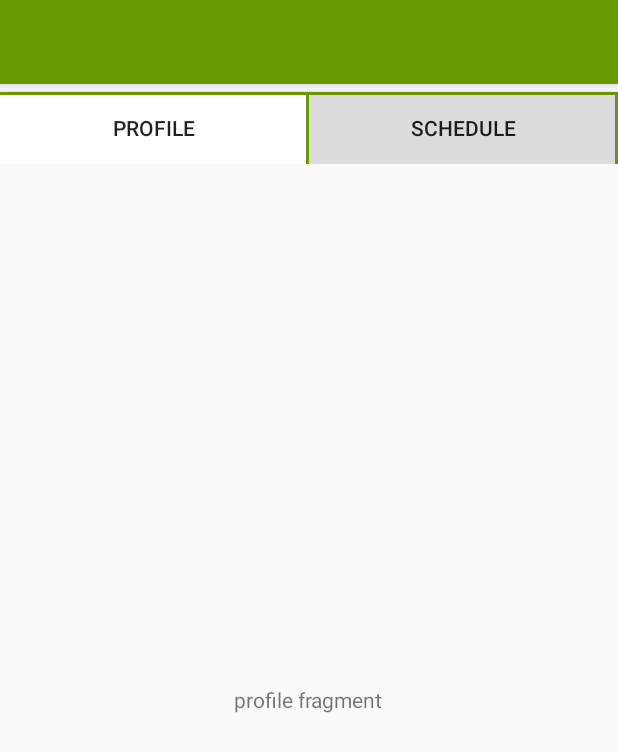
After one commit to KOHITech/CampusApp.AndroidApp, an Android app: the HomePage2 screen opened directly, with no data from a screen before it, on a phone screen of 412 x 824 dp. The commit adds this screen. Shown: the top 752 px of the screen. Run offline under Robolectric (Android 15) with nearby library versions, the phone set to English and light mode, and no system bars.

Commit message:
fragments working !

```diff
--- a/MyApplication10/app/src/main/AndroidManifest.xml
+++ b/MyApplication10/app/src/main/AndroidManifest.xml
@@ -15,7 +15,8 @@
                 <category android:name="android.intent.category.LAUNCHER" />
             </intent-filter>
         </activity>
-        <activity android:name=".HomePage"></activity>
+        <activity android:name=".HomePage" />
+        <activity android:name=".HomePage2"></activity>
     </application>
 
 </manifest>
--- /dev/null
+++ b/MyApplication10/app/src/main/java/com/example/ghita/myapplication10/HomePage2.java
@@ -0,0 +1,88 @@
+package com.example.ghita.myapplication10;
+
+import android.app.FragmentManager;
+import android.app.FragmentTransaction;
+import android.app.Fragment;
+import android.support.v7.app.AppCompatActivity;
+import android.os.Bundle;
+import android.view.Menu;
+import android.view.MenuItem;
+import android.view.View;
+import android.widget.Button;
+
+public class HomePage2 extends AppCompatActivity {
+
+    boolean status = false;
+    Button btn1,btn2;
+
+    protected void onCreate(Bundle savedInstanceState) {
+        super.onCreate(savedInstanceState);
+        setContentView(R.layout.containers2);
+        btn1 = (Button)findViewById(R.id.profil);
+        btn2 = (Button)findViewById(R.id.schedul);
+        FragmentManager fm = getFragmentManager();
+        FragmentTransaction ft = fm.beginTransaction();
+        if(!status) {
+            Profile profile = new Profile();
+            ft.add(R.id.fragment_container2, profile);
+            ft.commit();
+            btn1.setBackgroundResource(R.drawable.shadow_box_top);
+            btn2.setBackgroundResource(R.drawable.inactive_shadow_box);
+            status = true;
+        }
+        btn1.setOnClickListener(new View.OnClickListener() {
+            @Override
+            public void onClick(View view) {
+                FragmentManager fm = getFragmentManager();
+                FragmentTransaction ft = fm.beginTransaction();
+                if(!status){
+                    Profile profile = new Profile();
+                    ft.replace(R.id.fragment_container2,profile);
+                    ft.commit();
+                    btn1.setBackgroundResource(R.drawable.shadow_box_top);
+                    btn2.setBackgroundResource(R.drawable.inactive_shadow_box);
+                    status = true;
+                }
+            }
+        });
+        btn2.setOnClickListener(new View.OnClickListener() {
+            @Override
+            public void onClick(View view) {
+                FragmentManager fm = getFragmentManager();
+                FragmentTransaction ft = fm.beginTransaction();
+                if(status==true){
+                    Schedule schedule = new Schedule();
+                    ft.replace(R.id.fragment_container2,schedule);
+                    ft.commit();
+                    btn2.setBackgroundResource(R.drawable.shadow_box_top);
+                    btn1.setBackgroundResource(R.drawable.inactive_shadow_box);
+                    status = false;
+                }
+            }
+        });
+
+
+    }
+    @Override
+    public boolean onCreateOptionsMenu(Menu menu) {
+        // Inflate the menu; this adds items to the action bar if it is present.
+        getMenuInflater().inflate(R.menu.main_menu, menu);
+        return true;
+    }
+    @Override
+    public boolean onOptionsItemSelected(MenuItem item) {
+        // Handle action bar item clicks here. The action bar will
+        // automatically handle clicks on the Home/Up button, so long
+        // as you specify a parent activity in AndroidManifest.xml.
+        int id = item.getItemId();
+
+        //noinspection SimplifiableIfStatement
+        if (id == R.id.Home) {
+            return true;
+        }
+
+        return super.onOptionsItemSelected(item);
+    }
+
+
+}
--- a/MyApplication10/app/src/main/java/com/example/ghita/myapplication10/MainActivity.java
+++ b/MyApplication10/app/src/main/java/com/example/ghita/myapplication10/MainActivity.java
@@ -17,7 +17,7 @@ public class MainActivity extends AppCompatActivity {
     }
 
     protected void SignUp_click(View view){
-        Intent intent = new Intent(MainActivity.this,HomePage.class);
+        Intent intent = new Intent(MainActivity.this,HomePage2.class);
         startActivity(intent);
     }
 }
--- a/MyApplication10/app/src/main/java/com/example/ghita/myapplication10/Profile.java
+++ b/MyApplication10/app/src/main/java/com/example/ghita/myapplication10/Profile.java
@@ -1,22 +1,30 @@
 package com.example.ghita.myapplication10;
 
+import android.app.Activity;
 import android.content.Intent;
 import android.os.Bundle;
-import android.support.v4.app.Fragment;
+import android.app.Fragment;
 import android.view.LayoutInflater;
 import android.view.View;
 import android.view.ViewGroup;
+import android.widget.Button;
+
+import static android.view.View.*;
 
 
-public class Profile extends Fragment {
+public class Profile extends Fragment{
+
+    public Profile(){
+
+    }
     @Override
     public View onCreateView(LayoutInflater inflater, ViewGroup container,
                              Bundle savedInstanceState) {
         // Inflate the layout for this fragment
-        return inflater.inflate(R.layout.profile_view, container, false);
+        View v = inflater.inflate(R.layout.profile_view2, container, false);
+        //Button button = (Button)v.findViewById(R.id.schedul);
+        //button.setOnClickListener(this);
+        return v;
     }
-    static boolean profile_flag = false;
-    public void goToSchedule(View view){
-        profile_flag = true;
-    }
+
 }
--- /dev/null
+++ b/MyApplication10/app/src/main/res/layout/containers2.xml
@@ -0,0 +1,45 @@
+<?xml version="1.0" encoding="utf-8"?>
+<LinearLayout xmlns:android="http://schemas.android.com/apk/res/android"
+    android:layout_width="match_parent" android:layout_height="match_parent"
+    android:id="@+id/linearlayout"
+    android:orientation="vertical">
+
+    <include
+        android:id="@+id/tool_bar2"
+        layout="@layout/tool_bar"
+        ></include>
+
+
+    <android.support.v7.widget.LinearLayoutCompat
+        android:layout_width="match_parent"
+        android:layout_height="wrap_content">
+
+        <Button
+            android:text="Profile"
+            android:layout_below="@id/tool_bar2"
+            android:background="@drawable/inactive_shadow_box"
+            android:layout_width="0dp"
+            android:layout_weight="0.5"
+            android:layout_marginTop="5dp"
+            android:layout_height="wrap_content"
+            android:id="@+id/profil" />
+
+        <Button
+            android:text="Schedule"
+            android:layout_below="@id/tool_bar2"
+            android:background="@drawable/inactive_shadow_box"
+            android:layout_width="0dp"
+            android:layout_weight="0.5"
+            android:layout_marginTop="5dp"
+            android:layout_height="wrap_content"
+            android:id="@+id/schedul" />
+
+    </android.support.v7.widget.LinearLayoutCompat>
+
+    <RelativeLayout
+        android:layout_width="match_parent" android:layout_height="match_parent"
+        android:id="@+id/fragment_container2">
+
+    </RelativeLayout>
+
+</LinearLayout>
--- /dev/null
+++ b/MyApplication10/app/src/main/res/layout/profile_view2.xml
@@ -0,0 +1,12 @@
+<?xml version="1.0" encoding="utf-8"?>
+<FrameLayout xmlns:android="http://schemas.android.com/apk/res/android"
+    android:layout_width="match_parent" android:layout_height="match_parent">
+
+    <TextView
+        android:layout_width="wrap_content"
+        android:layout_height="30dp"
+        android:text="profile fragment"
+        android:gravity="center"
+        android:layout_gravity="center"/>
+
+</FrameLayout>
```
Also changed, not shown: MyApplication10/app/src/main/java/com/example/ghita/myapplication10/HomePage.java (+14 -11 lines), MyApplication10/app/src/main/java/com/example/ghita/myapplication10/Schedule.java (+15 -3 lines), MyApplication10/app/src/main/res/layout/schedule_view2.xml (added, +11 -0 lines).
